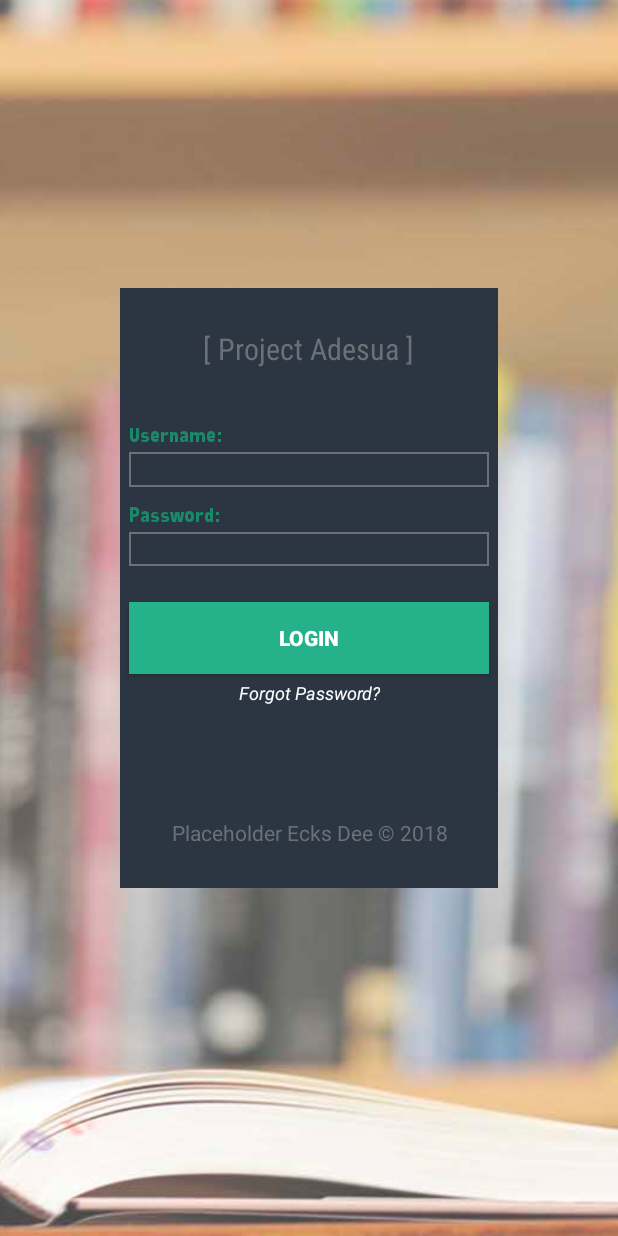
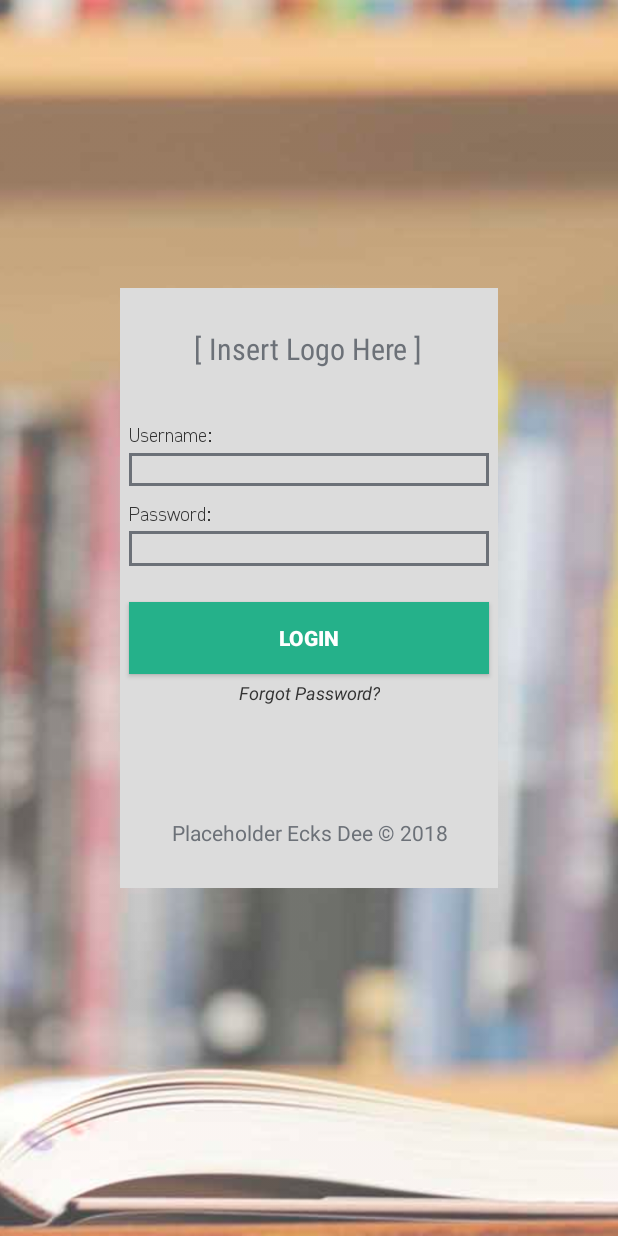
Before and after one commit to LollerToaster/Project_Adesua, an Android app: the LoginPage screen opened directly, with no data from a screen before it, on a phone screen of 412 x 824 dp. Run offline under Robolectric (Android 15) with nearby library versions, the phone set to English and light mode, and no system bars.

Commit message:
Monday, Feb 19, 2018 Changes

```diff
--- a/app/src/main/res/drawable/border.xml
+++ b/app/src/main/res/drawable/border.xml
@@ -2,7 +2,7 @@
 <shape xmlns:android="http://schemas.android.com/apk/res/android" android:shape="rectangle">
 
     <stroke
-        android:width="1dp"
+        android:width="2dp"
         android:color="@color/subtext_Color" />
 
 </shape>
--- a/app/src/main/res/layout/login_page.xml
+++ b/app/src/main/res/layout/login_page.xml
@@ -42,11 +42,11 @@
                 android:layout_height="wrap_content"
                 android:layout_gravity="center"
                 android:clickable="false"
-                android:contentDescription='android:textColor="subtext_Color"'
+                android:contentDescription="insert"
                 android:fontFamily="sans-serif-condensed"
                 android:gravity="center"
                 android:paddingTop="0dp"
-                android:text="[ Project Adesua ]"
+                android:text="[ Insert Logo Here ]"
                 android:textColor="@color/subtext_Color"
                 android:textSize="20sp" />
 
@@ -61,15 +61,15 @@
                     android:layout_width="match_parent"
                     android:layout_height="wrap_content"
                     android:layout_weight="1"
-                    android:fontFamily="@font/freeroadbold"
+                    android:fontFamily="@font/freeroadlight"
                     android:paddingBottom="4dp"
                     android:text="Username:"
-                    android:textColor="@color/bright_Color_Light" />
+                    android:textColor="@color/fontColor1" />
 
                 <EditText
                     android:id="@+id/username"
                     android:layout_width="match_parent"
-                    android:layout_height="24dp"
+                    android:layout_height="wrap_content"
                     android:layout_gravity="center"
                     android:layout_marginBottom="10dp"
                     android:layout_weight="1"
@@ -87,10 +87,10 @@
                     android:layout_width="match_parent"
                     android:layout_height="wrap_content"
                     android:layout_weight="1"
-                    android:fontFamily="@font/freeroadbold"
+                    android:fontFamily="@font/freeroadlight"
                     android:paddingBottom="4dp"
                     android:text="Password:"
-                    android:textColor="@color/bright_Color_Light" />
+                    android:textColor="@color/fontColor1" />
 
                 <EditText
                     android:id="@+id/password"
@@ -134,7 +134,7 @@
                 android:gravity="center"
                 android:paddingTop="4dp"
                 android:text="Forgot Password?"
-                android:textColor="#ffffff"
+                android:textColor="@color/fontColor1"
                 android:textSize="12sp"
                 android:textStyle="italic" />
 
--- a/app/src/main/res/values/colors.xml
+++ b/app/src/main/res/values/colors.xml
@@ -15,15 +15,18 @@
 
     -->
 
-    <color name="background_Color">#2B3642</color>
-    <color name="outline_Color">#525D5A</color>
+    <color name="background_Color">#DCDCDC</color>
+    <color name="outline_Color">#A9A9A9</color>
     <color name="bright_Color">#25B18A</color>
-    <color name="bright_Color_Light">#1C886A</color>
+    <color name="bright_Color_Light">#808080</color>
+
     <color name="subtext_Color">#6C7178</color>
     <color name="action_bar">#BA0000</color>
     <color name="white">#f5f5f5</color>
     <color name="textColor2">#ffffff</color>
+
     <color name="bookInfoBG">#2F3B46</color>
     <color name="synopsisTextColor">#999999</color>
+    <color name="fontColor1">#333333</color>
 
 </resources>
```
Also changed, not shown: app/src/main/java/com/project/adrianangub/project_adesua/mainMenu.java (+11 -0 lines), app/src/main/res/drawable/ic_003_nature.xml (added, +10 -0 lines), app/src/main/res/layout-land/activity_book_info_page.xml (+11 -5 lines), app/src/main/res/layout/activity_book_info_page.xml (+6 -3 lines), app/src/main/res/layout/activity_main_menu.xml (+17 -12 lines), app/src/main/res/menu/appbar_menu.xml (+10 -3 lines), app/src/main/res/drawable-hdpi/ic_action_name.png (deleted), app/src/main/res/drawable-mdpi/ic_action_name.png (deleted), app/src/main/res/drawable-xhdpi/ic_action_name.png (deleted), app/src/main/res/drawable-xxhdpi/ic_action_name.png (deleted).
